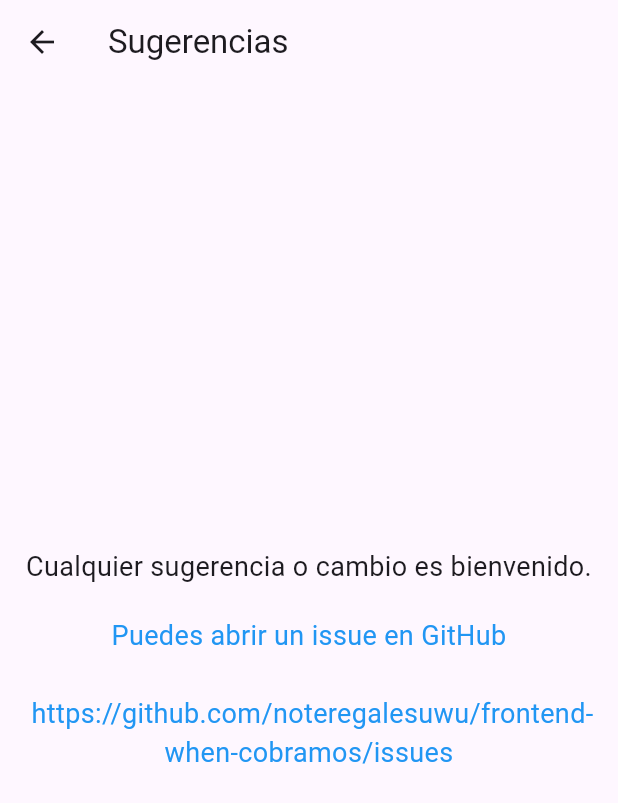
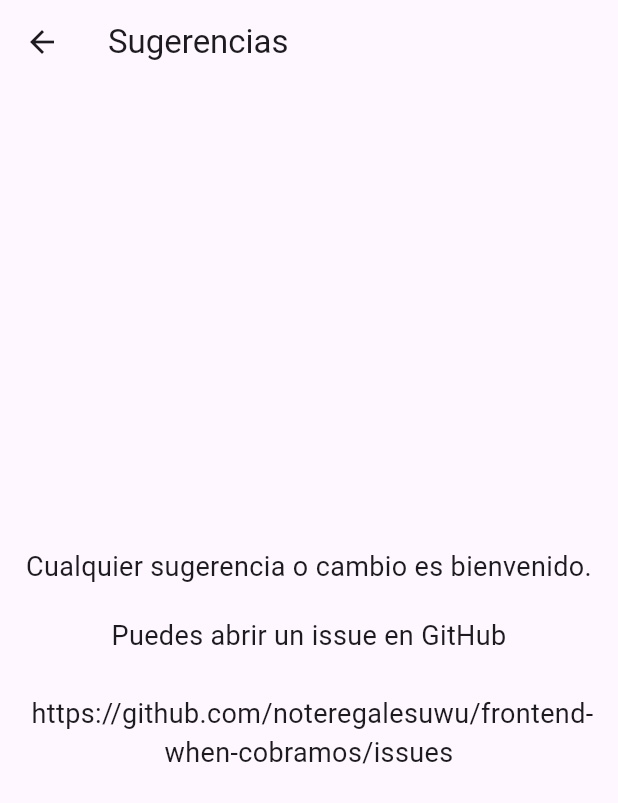
Before and after one commit to noteregalesuwu/frontend-when-cobramos, a Flutter app: the SugerenciasPage screen opened directly, on a phone screen of 412 x 824 dp. Shown: the top 803 px of the screen. Run offline on Flutter 3.47's test engine with Material 3 defaults, Android fonts, the phone set to English and light mode, and no system bars; our stand-ins replace flutter_dotenv; network calls fail.

Commit message:
hotfix: Anterior commit

```diff
--- a/lib/views/sugerencias_page.dart
+++ b/lib/views/sugerencias_page.dart
@@ -20,13 +20,16 @@ class SugerenciasPage extends StatelessWidget {
               textAlign: TextAlign.center,
             ),
             SizedBox(height: 20),
-            GestureDetector(
-              onTap: _launchURL,
-              child: Text(
-                'Puedes abrir un issue en GitHub \n\n https://github.com/noteregalesuwu/frontend-when-cobramos/issues',
-                style: TextStyle(fontSize: 18, color: Colors.blue),
-                textAlign: TextAlign.center,
-              ),
+            // ElevatedButton(
+            //   onPressed: () {
+            //     _launchURL();
+            //   },
+            //   child: const Text('Abrir en GitHub'),
+            // ),
+            Text(
+              'Puedes abrir un issue en GitHub \n\n https://github.com/noteregalesuwu/frontend-when-cobramos/issues',
+              style: TextStyle(fontSize: 18),
+              textAlign: TextAlign.center,
             ),
           ],
         ),
@@ -34,13 +37,16 @@ class SugerenciasPage extends StatelessWidget {
     );
   }
 
-  static void _launchURL() async {
+  void _launchURL() async {
     const url = 'https://github.com/noteregalesuwu/frontend-when-cobramos/issues';
+    // create uri from string
     final Uri uri = Uri.parse(url);
-    if (await canLaunchUrl(uri)) {
-      await launchUrl(uri);
-    } else {
-      throw 'No se pudo abrir $url';
-    }
+    await launchUrl(uri);
+
+    // if (await canLaunch(url)) {
+    //   await launch(url);
+    // } else {
+    //   throw 'No se pudo abrir $url';
+    // }
   }
 }
```
